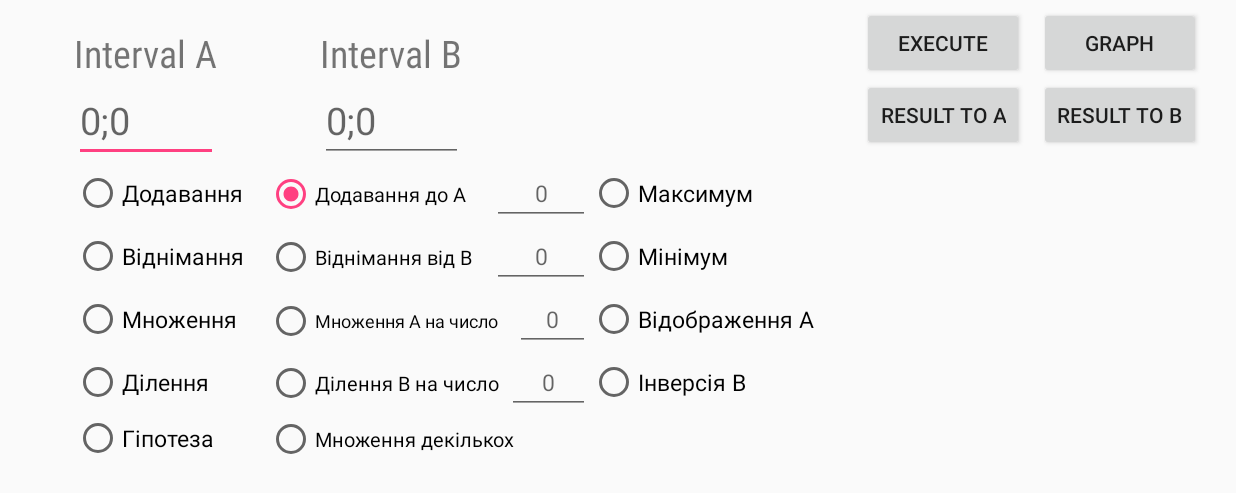
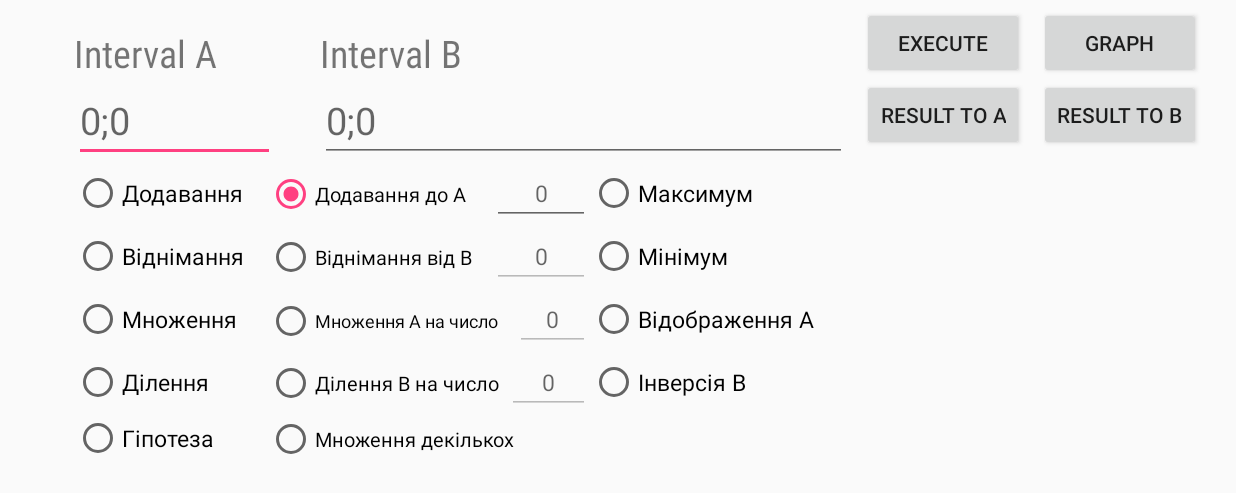
Before and after one commit to sanstorik/confidence_interval_operations, an Android app: the screen it shows after launch (MainActivity), after a tap on "Додавання до А", on a phone screen of 824 x 412 dp (held sideways). Shown: the top 493 px of the screen. Run offline under Robolectric (Android 15) with nearby library versions, the phone set to English and light mode, and no system bars; 1 other tap on this screen came first.

Commit message:
implemented main functionality on main activity

```diff
--- a/app/build.gradle
+++ b/app/build.gradle
@@ -1,5 +1,6 @@
 apply plugin: 'com.android.application'
 apply plugin: 'kotlin-android'
+apply plugin: 'kotlin-android-extensions'
 
 android {
     compileSdkVersion 26
--- a/app/src/main/java/com/example/chloe/confidence_interval_operations/MainActivity.kt
+++ b/app/src/main/java/com/example/chloe/confidence_interval_operations/MainActivity.kt
@@ -1,26 +1,105 @@
 package com.example.chloe.confidence_interval_operations
 
-import android.support.v7.app.AppCompatActivity
+import android.app.Activity
 import android.os.Bundle
 import android.util.Log
-import com.example.chloe.confidence_interval_operations.confidence_operations.ClearNumber
-import com.example.chloe.confidence_interval_operations.confidence_operations.ConfidenceInterval
-import com.example.chloe.confidence_interval_operations.confidence_operations.operations.AddingIntervalsOperation
-import com.example.chloe.confidence_interval_operations.confidence_operations.operations.InversionIntervalOperation
-import com.example.chloe.confidence_interval_operations.confidence_operations.operations.MultiplyOnClearNumberOperation
+import android.view.View
+import com.example.chloe.confidence_interval_operations.confidence_operations.operations.*
+import kotlinx.android.synthetic.main.activity_main.*
 
-class MainActivity : AppCompatActivity() {
+
+class MainActivity : Activity(), MainActivityView {
+    private val _presenter = MainActivityPresenter(this)
+
+    override var intervalA: String
+        get() = intervalA_et.text.toString()
+        set(value) {
+            intervalA_et.setText(value)
+        }
+
+    override var intervalB: String
+        get() = intervalB_et.text.toString()
+        set(value) {
+            intervalB_et.setText(value)
+        }
+
+    override val divideNumberInput: Double
+        get() = divideNumber_et.text.toString().toDouble()
+    override val multiplyNumberInput: Double
+        get() = multiplyNumber_et.text.toString().toDouble()
+    override val addNumberInput: Double
+        get() = addNumber_et.text.toString().toDouble()
+    override val substractNumberInput: Double
+        get() = substractNumber_et.text.toString().toDouble()
 
     override fun onCreate(savedInstanceState: Bundle?) {
         super.onCreate(savedInstanceState)
         setContentView(R.layout.activity_main)
 
-        Log.i("tag", InversionIntervalOperation().execute(ConfidenceInterval.of(10.0,10.0)).toString())
-        Log.i("tag", AddingIntervalsOperation().execute(
-                ConfidenceInterval.of(10.0, 10.0),
-                ConfidenceInterval.of(5.0, 5.0)
-        ).toString())
+        radGroup1.setToggleListener { onToggleClicked(it) }
 
-        Log.i("tag", MultiplyOnClearNumberOperation().execute(ConfidenceInterval.of(5.0, 5.0), ClearNumber.of(4.0)).toString())
+        exec_btn.setOnClickListener { _presenter.executeOnClick() }
+        res_to_A_btn.setOnClickListener { _presenter.resultToA() }
+        res_to_B_btn.setOnClickListener { _presenter.resultToB() }
+    }
+
+    private fun onToggleClicked(id: Int) {
+        disableInput()
+
+        when(id) {
+            R.id.add_rb -> _presenter.setBinaryOperation(AddingIntervalsOperation())
+            R.id.substr_rb -> _presenter.setBinaryOperation(SubstractInvervalsOperations())
+            R.id.mul_rb -> _presenter.setBinaryOperation(MultiplyIntervalsOperation())
+            R.id.divide_rb -> _presenter.setBinaryOperation(DivideIntervalsOperation())
+            R.id.div_thesis_rb -> _presenter.setBinaryOperation(HypothesisIntervalsOperation())
+
+            R.id.add_A_rb -> {
+                _presenter.setBinaryOperation(AddingIntervalsOperation())
+                enableInput(addNumber_et)
+            }
+            R.id.substr_B_rb -> {
+                _presenter.setBinaryOperation(SubstractInvervalsOperations())
+                enableInput(substractNumber_et)
+            }
+            R.id.mul_A_rb -> {
+                _presenter.setBinaryOperation(MultiplyOnClearNumberOperation())
+                enableInput(multiplyNumber_et)
+            }
+            R.id.divide_B_rb -> {
+                _presenter.setBinaryOperation(DivideOnClearNumberOperation())
+                enableInput(divideNumber_et)
+            }
+
+            R.id.mul_many_rb -> _presenter.setMultipleOperation(MultipleIntervalMultiplyOperation())
+
+            R.id.max_rb -> _presenter.setBinaryOperation(FindMaxIntervalOperation())
+            R.id.min_rb -> _presenter.setBinaryOperation(FindMinIntervalOperation())
+
+            R.id.reverse_A_rb -> _presenter.setUnaryOperation(ReverseIntervalOperation())
+            R.id.inverse_B_rb -> _presenter.setUnaryOperation(InversionIntervalOperation())
+
+            else -> Log.i("tag", "operation wasn't found")
+        }
+    }
+
+    private fun enableInput(view: View) {
+        view.isEnabled = true
+    }
+
+    private fun disableInput() {
+        divideNumber_et.isEnabled = false
+        multiplyNumber_et.isEnabled = false
+        addNumber_et.isEnabled = false
+        substractNumber_et.isEnabled = false
     }
 }
+
+interface MainActivityView {
+    var intervalA: String
+    var intervalB: String
+
+    val divideNumberInput: Double
+    val multiplyNumberInput: Double
+    val addNumberInput: Double
+    val substractNumberInput: Double
+}
--- a/app/src/main/java/com/example/chloe/confidence_interval_operations/ToogleButtonGroupTableLayout.java
+++ b/app/src/main/java/com/example/chloe/confidence_interval_operations/ToggleButtonGroupTableLayout.java
@@ -7,15 +7,19 @@ import android.widget.RadioButton;
 import android.widget.TableLayout;
 import android.widget.TableRow;
 
-public class ToogleButtonGroupTableLayout extends TableLayout implements View.OnClickListener {
+public class ToggleButtonGroupTableLayout extends TableLayout implements View.OnClickListener {
+    public interface ToggleActionListener {
+        public void OnToogleClicked(int radioButtonId);
+    }
 
     private static final String TAG = "ToggleButtonGroupTableLayout";
     private RadioButton activeRadioButton;
+    private ToggleActionListener _listener;
 
     /**
      * @param context
      */
-    public ToogleButtonGroupTableLayout(Context context) {
+    public ToggleButtonGroupTableLayout(Context context) {
         super(context);
 
     }
@@ -24,7 +28,7 @@ public class ToogleButtonGroupTableLayout extends TableLayout implements View.On
      * @param context
      * @param attrs
      */
-    public ToogleButtonGroupTableLayout(Context context, AttributeSet attrs) {
+    public ToggleButtonGroupTableLayout(Context context, AttributeSet attrs) {
         super(context, attrs);
 
     }
@@ -36,6 +40,10 @@ public class ToogleButtonGroupTableLayout extends TableLayout implements View.On
         }
         rb.setChecked(true);
         activeRadioButton = rb;
+
+        if (_listener != null) {
+            _listener.OnToogleClicked(rb.getId());
+        }
     }
 
 
@@ -70,4 +78,8 @@ public class ToogleButtonGroupTableLayout extends TableLayout implements View.On
 
         return -1;
     }
+
+    public void setToggleListener(ToggleActionListener listener) {
+        _listener = listener;
+    }
 }
--- a/app/src/main/java/com/example/chloe/confidence_interval_operations/confidence_operations/ClearNumber.kt
+++ b/app/src/main/java/com/example/chloe/confidence_interval_operations/confidence_operations/ClearNumber.kt
@@ -14,8 +14,8 @@ class ClearNumber private constructor(val number: Double): Interval {
 
     companion object {
         @JvmStatic
-        fun of(number: Double): Interval {
-            return ClearNumber(number)
+        fun of(number: Number): Interval {
+            return ClearNumber(number.toDouble())
         }
     }
 }
--- a/app/src/main/java/com/example/chloe/confidence_interval_operations/confidence_operations/ConfidenceInterval.kt
+++ b/app/src/main/java/com/example/chloe/confidence_interval_operations/confidence_operations/ConfidenceInterval.kt
@@ -20,8 +20,8 @@ class ConfidenceInterval private constructor(
 
     companion object {
         @JvmStatic
-        fun of(leftBound: Double, rightBound: Double): Interval {
-            return ConfidenceInterval(leftBound, rightBound)
+        fun of(leftBound: Number, rightBound: Number): Interval {
+            return ConfidenceInterval(leftBound.toDouble(), rightBound.toDouble())
         }
     }
 }
--- a/app/src/main/java/com/example/chloe/confidence_interval_operations/confidence_operations/operations/operations.kt
+++ b/app/src/main/java/com/example/chloe/confidence_interval_operations/confidence_operations/operations/operations.kt
@@ -3,6 +3,10 @@ package com.example.chloe.confidence_interval_operations.confidence_operations.o
 import com.example.chloe.confidence_interval_operations.confidence_operations.ClearNumber
 import com.example.chloe.confidence_interval_operations.confidence_operations.ConfidenceInterval
 import com.example.chloe.confidence_interval_operations.confidence_operations.Interval
+
+public enum class OperationType {
+    BINARY_OPERATION, UNARY_OPERATION, MULTIPLE_OPERATION
+}
 
 class AddingIntervalsOperation: BinaryIntervalOperation {
 
--- a/app/src/main/res/layout/activity_main.xml
+++ b/app/src/main/res/layout/activity_main.xml
@@ -43,8 +43,9 @@
         android:layout_alignLeft="@+id/intervalB_tv"
         android:layout_alignStart="@+id/intervalB_tv"
         android:layout_below="@+id/intervalA_tv"
-        android:layout_toLeftOf="@+id/intervalA_tv"
-        android:layout_toStartOf="@+id/intervalA_tv"
+        android:layout_marginEnd="30dp"
+        android:layout_toLeftOf="@+id/intervalB_et"
+        android:layout_toStartOf="@+id/intervalB_et"
         android:ems="10"
         android:hint="0;0"
         android:inputType="text"
@@ -54,17 +55,18 @@
         android:id="@+id/intervalB_et"
         android:layout_width="wrap_content"
         android:layout_height="wrap_content"
-        android:layout_alignEnd="@+id/intervalA_tv"
         android:layout_alignLeft="@+id/intervalA_tv"
-        android:layout_alignRight="@+id/intervalA_tv"
         android:layout_alignStart="@+id/intervalA_tv"
         android:layout_below="@+id/intervalB_tv"
+        android:layout_marginEnd="10dp"
+        android:layout_toLeftOf="@+id/exec_btn"
+        android:layout_toStartOf="@+id/exec_btn"
         android:ems="10"
         android:hint="0;0"
         android:inputType="text"
         android:textSize="25sp" />
 
-    <com.example.chloe.confidence_interval_operations.ToogleButtonGroupTableLayout xmlns:android="http://schemas.android.com/apk/res/android"
+    <com.example.chloe.confidence_interval_operations.ToggleButtonGroupTableLayout xmlns:android="http://schemas.android.com/apk/res/android"
         android:id="@+id/radGroup1"
         android:layout_width="wrap_content"
         android:layout_height="wrap_content"
@@ -98,6 +100,7 @@
                 android:layout_marginStart="-15dp"
                 android:width="50dp"
                 android:ems="10"
+                android:enabled="false"
                 android:hint="0"
                 android:inputType="number"
                 android:textAlignment="center"
@@ -136,6 +139,7 @@
                 android:layout_marginStart="-15dp"
                 android:width="50dp"
                 android:ems="10"
+                android:enabled="false"
                 android:hint="0"
                 android:inputType="number"
                 android:textAlignment="center"
@@ -175,6 +179,7 @@
                 android:layout_marginStart="0dp"
                 android:width="50dp"
                 android:ems="10"
+                android:enabled="false"
                 android:hint="0"
                 android:inputType="number"
                 android:textAlignment="center"
@@ -213,6 +218,7 @@
                 android:layout_marginStart="-5dp"
                 android:width="50dp"
                 android:ems="10"
+                android:enabled="false"
                 android:hint="0"
                 android:inputType="number"
                 android:textAlignment="center"
@@ -245,7 +251,7 @@
 
         </TableRow>
 
-    </com.example.chloe.confidence_interval_operations.ToogleButtonGroupTableLayout>
+    </com.example.chloe.confidence_interval_operations.ToggleButtonGroupTableLayout>
 
     <Button
         android:id="@+id/exec_btn"
```
Also changed, not shown: app/src/main/java/com/example/chloe/confidence_interval_operations/MainActivityPresenter.kt (added, +84 -0 lines).
